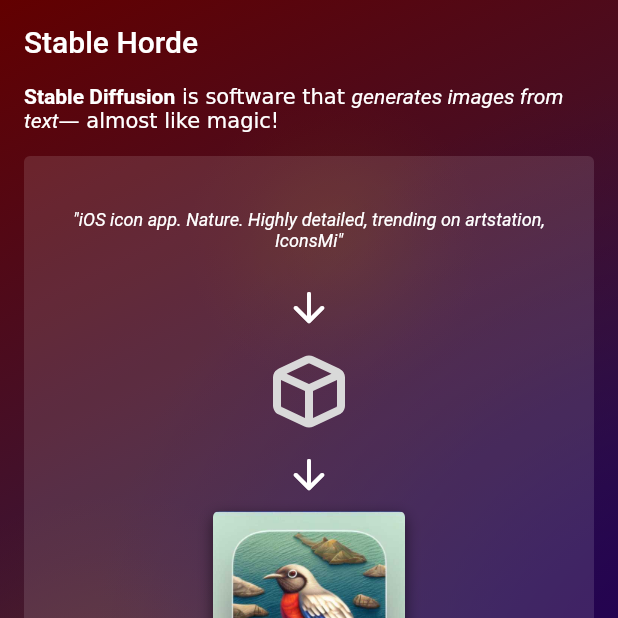
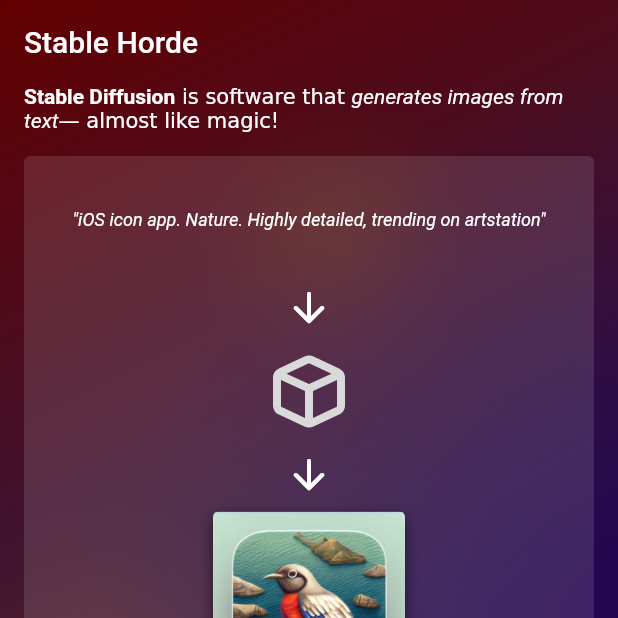
Before and after one commit to ndahlquist/stable-horde-flutter, a Flutter app: the screen it shows after launch, on a phone screen of 412 x 824 dp, the top half of it. Run offline on Flutter 3.47's test engine with Material 2 defaults, Android fonts, the phone set to English and light mode, and no system bars; our stand-ins replace cached_network_image, expandable, firebase_analytics, firebase_core, firebase_remote_config, flutter_svg and 5 more; accounts and stored records are empty; generated files the repository leaves out were written again; Roboto replaces fonts that are missing (Ubuntu).

Commit message:
Adjust example text.

```diff
--- a/lib/widgets/onboarding_diffusion_animation.dart
+++ b/lib/widgets/onboarding_diffusion_animation.dart
@@ -19,9 +19,9 @@ class _OnboardingDiffusionAnimationState
   static const Map<String, String> _prompts = {
     '"A Renaissance portrait of a cat wearing glasses. Highly detailed."':
         'assets/images/cat.jpg',
-    '"iOS icon app. Nature. Highly detailed, trending on artstation, IconsMi"':
+    '"iOS icon app. Nature. Highly detailed, trending on artstation"':
         'assets/images/ios_icon.jpg',
-    '"knollingcase, isometric render, a Greek underwater city with volcano, isometric display case, data visualization"':
+    '"A Greek underwater city with volcano, isometric display case, data visualization"':
         'assets/images/knollingcase.jpg',
   };
 
```
